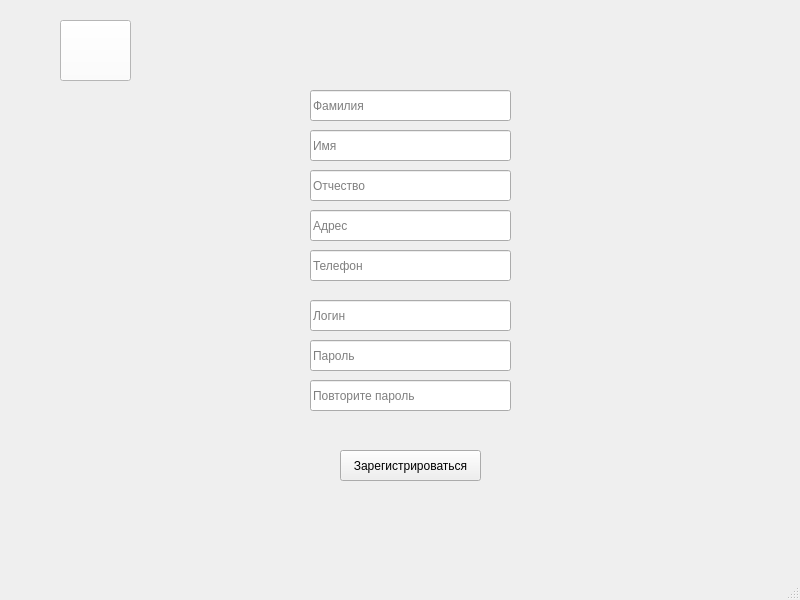
dOOmcLiF/WroomWroom, file regwindown.ui: the form before one commit.
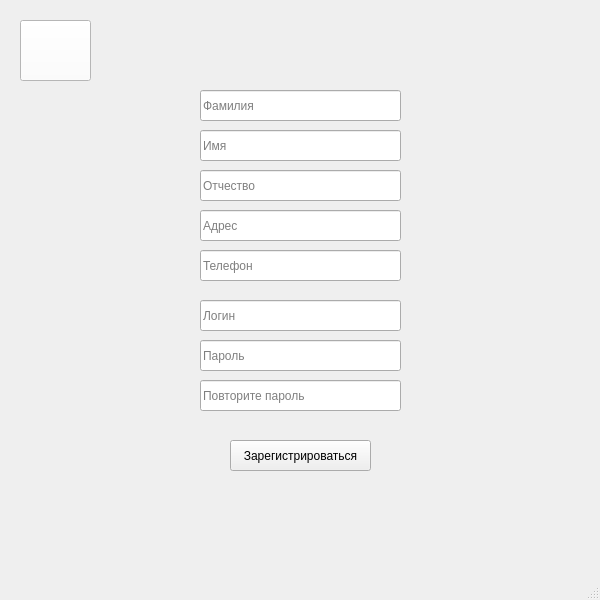
The form after the commit. Icons and pictures are not drawn.

```diff
--- a/regwindown.ui
+++ b/regwindown.ui
@@ -6,10 +6,22 @@
    <rect>
     <x>0</x>
     <y>0</y>
-    <width>800</width>
+    <width>600</width>
     <height>600</height>
    </rect>
   </property>
+  <property name="minimumSize">
+   <size>
+    <width>600</width>
+    <height>600</height>
+   </size>
+  </property>
+  <property name="maximumSize">
+   <size>
+    <width>600</width>
+    <height>600</height>
+   </size>
+  </property>
   <property name="windowTitle">
    <string>MainWindow</string>
   </property>
@@ -17,7 +29,7 @@
    <widget class="QLineEdit" name="name">
     <property name="geometry">
      <rect>
-      <x>310</x>
+      <x>200</x>
       <y>130</y>
       <width>201</width>
       <height>31</height>
@@ -30,7 +42,7 @@
    <widget class="QLineEdit" name="phoneNumber">
     <property name="geometry">
      <rect>
-      <x>310</x>
+      <x>200</x>
       <y>250</y>
       <width>201</width>
       <height>31</height>
@@ -43,7 +55,7 @@
    <widget class="QLineEdit" name="address">
     <property name="geometry">
      <rect>
-      <x>310</x>
+      <x>200</x>
       <y>210</y>
       <width>201</width>
       <height>31</height>
@@ -56,7 +68,7 @@
    <widget class="QLineEdit" name="surname">
     <property name="geometry">
      <rect>
-      <x>310</x>
+      <x>200</x>
       <y>90</y>
       <width>201</width>
       <height>31</height>
@@ -69,8 +81,8 @@
    <widget class="QPushButton" name="pushButton">
     <property name="geometry">
      <rect>
-      <x>340</x>
-      <y>450</y>
+      <x>230</x>
+      <y>440</y>
       <width>141</width>
       <height>31</height>
      </rect>
@@ -82,7 +94,7 @@
    <widget class="QLineEdit" name="repeatPassword">
     <property name="geometry">
      <rect>
-      <x>310</x>
+      <x>200</x>
       <y>340</y>
       <width>201</width>
       <height>31</height>
@@ -95,7 +107,7 @@
    <widget class="QLineEdit" name="patronymic">
     <property name="geometry">
      <rect>
-      <x>310</x>
+      <x>200</x>
       <y>170</y>
       <width>201</width>
       <height>31</height>
@@ -108,7 +120,7 @@
    <widget class="QToolButton" name="toolButton">
     <property name="geometry">
      <rect>
-      <x>60</x>
+      <x>20</x>
       <y>20</y>
       <width>71</width>
       <height>61</height>
@@ -126,7 +138,7 @@
    <widget class="QLineEdit" name="password">
     <property name="geometry">
      <rect>
-      <x>310</x>
+      <x>200</x>
       <y>380</y>
       <width>201</width>
       <height>31</height>
@@ -139,7 +151,7 @@
    <widget class="QLineEdit" name="login">
     <property name="geometry">
      <rect>
-      <x>310</x>
+      <x>200</x>
       <y>300</y>
       <width>201</width>
       <height>31</height>
```
Left out of the diff: 2 changed lines with no effect on the pictures.
